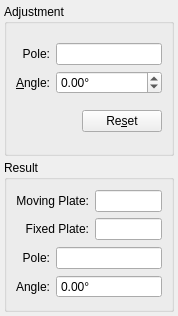
Above: src/qt-widgets/ReconstructionPoleWidgetUi.ui from GPlates/GPlates before the change. Below: the same form after it.
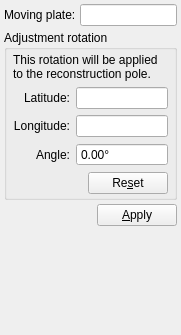
That is the form after the change.

What changed in the file:
```diff
--- a/src/qt-widgets/ReconstructionPoleWidgetUi.ui
+++ b/src/qt-widgets/ReconstructionPoleWidgetUi.ui
@@ -5,8 +5,8 @@
    <rect>
     <x>0</x>
     <y>0</y>
-    <width>178</width>
-    <height>316</height>
+    <width>181</width>
+    <height>335</height>
    </rect>
   </property>
   <property name="windowTitle" >
@@ -28,18 +28,58 @@
    <property name="bottomMargin" >
     <number>4</number>
    </property>
+   <item>
+    <layout class="QGridLayout" >
+     <item row="0" column="1" >
+      <widget class="QLineEdit" name="field_moving_plate" >
+       <property name="readOnly" >
+        <bool>true</bool>
+       </property>
+      </widget>
+     </item>
+     <item row="0" column="0" >
+      <widget class="QLabel" name="label_moving_plate" >
+       <property name="text" >
+        <string>Moving plate:</string>
+       </property>
+      </widget>
+     </item>
+    </layout>
+   </item>
    <item>
     <widget class="QGroupBox" name="groupbox_adjustment" >
      <property name="title" >
-      <string>Adjustment</string>
+      <string>Adjustment rotation</string>
      </property>
      <layout class="QVBoxLayout" >
+      <property name="leftMargin" >
+       <number>6</number>
+      </property>
+      <property name="topMargin" >
+       <number>3</number>
+      </property>
+      <property name="rightMargin" >
+       <number>6</number>
+      </property>
+      <property name="bottomMargin" >
+       <number>3</number>
+      </property>
+      <item>
+       <widget class="QLabel" name="label_adjustment_descr" >
+        <property name="text" >
+         <string>This rotation will be applied to the reconstruction pole.</string>
+        </property>
+        <property name="wordWrap" >
+         <bool>true</bool>
+        </property>
+       </widget>
+      </item>
       <item>
        <layout class="QGridLayout" >
         <item row="0" column="0" >
-         <widget class="QLabel" name="label_adjustment_pole" >
+         <widget class="QLabel" name="label_adjustment_lat" >
           <property name="text" >
-           <string>Pole:</string>
+           <string>Latitude:</string>
           </property>
           <property name="alignment" >
            <set>Qt::AlignRight|Qt::AlignTrailing|Qt::AlignVCenter</set>
@@ -49,17 +89,10 @@
           </property>
          </widget>
         </item>
-        <item row="0" column="1" >
-         <widget class="QLineEdit" name="lineedit_adjustment_pole" >
-          <property name="readOnly" >
-           <bool>true</bool>
-          </property>
-         </widget>
-        </item>
-        <item row="1" column="0" >
+        <item row="2" column="0" >
          <widget class="QLabel" name="label_adjustment_angle" >
           <property name="text" >
-           <string>&amp;Angle:</string>
+           <string>Angle:</string>
           </property>
           <property name="alignment" >
            <set>Qt::AlignRight|Qt::AlignTrailing|Qt::AlignVCenter</set>
@@ -69,8 +102,14 @@
           </property>
          </widget>
         </item>
-        <item row="1" column="1" >
+        <item row="2" column="1" >
          <widget class="QDoubleSpinBox" name="spinbox_adjustment_angle" >
+          <property name="readOnly" >
+           <bool>true</bool>
+          </property>
+          <property name="buttonSymbols" >
+           <enum>QAbstractSpinBox::NoButtons</enum>
+          </property>
           <property name="suffix" >
            <string>°</string>
           </property>
@@ -82,10 +121,40 @@
           </property>
          </widget>
         </item>
+        <item row="1" column="0" >
+         <widget class="QLabel" name="label_adjustment_lon" >
+          <property name="text" >
+           <string>Longitude:</string>
+          </property>
+          <property name="alignment" >
+           <set>Qt::AlignRight|Qt::AlignTrailing|Qt::AlignVCenter</set>
+          </property>
+         </widget>
+        </item>
+        <item row="1" column="1" >
+         <widget class="QLineEdit" name="field_adjustment_lon" >
+          <property name="readOnly" >
+           <bool>true</bool>
+          </property>
+         </widget>
+        </item>
+        <item row="0" column="1" >
+         <widget class="QLineEdit" name="field_adjustment_lat" >
+          <property name="readOnly" >
+           <bool>true</bool>
+          </property>
+         </widget>
+        </item>
        </layout>
       </item>
       <item>
        <layout class="QHBoxLayout" >
+        <property name="topMargin" >
+         <number>0</number>
+        </property>
+        <property name="bottomMargin" >
+         <number>0</number>
+        </property>
         <item>
          <spacer>
           <property name="orientation" >
@@ -100,7 +169,7 @@
          </spacer>
         </item>
         <item>
-         <widget class="QPushButton" name="button_adjustment_reset" >
+         <widget class="QPushButton" name="button_reset_adjustment" >
           <property name="text" >
            <string>Re&amp;set</string>
           </property>
@@ -112,107 +181,47 @@
     </widget>
    </item>
    <item>
-    <widget class="QGroupBox" name="groupbox_result" >
-     <property name="title" >
-      <string>Result</string>
+    <layout class="QHBoxLayout" >
+     <property name="topMargin" >
+      <number>0</number>
      </property>
-     <layout class="QVBoxLayout" >
-      <item>
-       <layout class="QGridLayout" >
-        <item row="0" column="0" >
-         <widget class="QLabel" name="label_moving_plate" >
-          <property name="text" >
-           <string>Moving Plate:</string>
-          </property>
-          <property name="alignment" >
-           <set>Qt::AlignRight|Qt::AlignTrailing|Qt::AlignVCenter</set>
-          </property>
-         </widget>
-        </item>
-        <item row="0" column="1" >
-         <widget class="QLineEdit" name="lineedit_moving_plate" >
-          <property name="readOnly" >
-           <bool>true</bool>
-          </property>
-         </widget>
-        </item>
-        <item row="1" column="0" >
-         <widget class="QLabel" name="label_fixed_plate" >
-          <property name="text" >
-           <string>Fixed Plate:</string>
-          </property>
-          <property name="alignment" >
-           <set>Qt::AlignRight|Qt::AlignTrailing|Qt::AlignVCenter</set>
-          </property>
-         </widget>
-        </item>
-        <item row="1" column="1" >
-         <widget class="QLineEdit" name="lineedit_fixed_plate" >
-          <property name="readOnly" >
-           <bool>true</bool>
-          </property>
-         </widget>
-        </item>
-       </layout>
-      </item>
-      <item>
-       <layout class="QGridLayout" >
-        <item row="0" column="0" >
-         <widget class="QLabel" name="label_result_pole" >
-          <property name="text" >
-           <string>Pole:</string>
-          </property>
-          <property name="alignment" >
-           <set>Qt::AlignRight|Qt::AlignTrailing|Qt::AlignVCenter</set>
-          </property>
-          <property name="buddy" >
-           <cstring>lineedit_adjustment_pole</cstring>
-          </property>
-         </widget>
-        </item>
-        <item row="0" column="1" >
-         <widget class="QLineEdit" name="lineedit_result_pole" >
-          <property name="readOnly" >
-           <bool>true</bool>
-          </property>
-         </widget>
-        </item>
-        <item row="1" column="0" >
-         <widget class="QLabel" name="label_result_angle" >
-          <property name="text" >
-           <string>Angle:</string>
-          </property>
-          <property name="alignment" >
-           <set>Qt::AlignRight|Qt::AlignTrailing|Qt::AlignVCenter</set>
-          </property>
-          <property name="buddy" >
-           <cstring>spinbox_adjustment_angle</cstring>
-          </property>
-         </widget>
-        </item>
-        <item row="1" column="1" >
-         <widget class="QDoubleSpinBox" name="spinbox_result_angle" >
-          <property name="readOnly" >
-           <bool>true</bool>
-          </property>
-          <property name="buttonSymbols" >
-           <enum>QAbstractSpinBox::NoButtons</enum>
-          </property>
-          <property name="suffix" >
-           <string>°</string>
-          </property>
-          <property name="minimum" >
-           <double>-360.000000000000000</double>
-          </property>
-          <property name="maximum" >
-           <double>360.000000000000000</double>
-          </property>
-         </widget>
-        </item>
-       </layout>
-      </item>
-     </layout>
-    </widget>
+     <property name="bottomMargin" >
+      <number>0</number>
+     </property>
+     <item>
+      <spacer>
+       <property name="orientation" >
+        <enum>Qt::Horizontal</enum>
+       </property>
+       <property name="sizeHint" >
+        <size>
+         <width>40</width>
+         <height>20</height>
+        </size>
+       </property>
+      </spacer>
+     </item>
+     <item>
+      <widget class="QPushButton" name="button_apply" >
+       <property name="text" >
+        <string>&amp;Apply</string>
+       </property>
+      </widget>
+     </item>
+    </layout>
+   </item>
+   <item>
+    <spacer>
+     <property name="orientation" >
+      <enum>Qt::Vertical</enum>
+     </property>
+     <property name="sizeHint" >
+      <size>
+       <width>20</width>
+       <height>40</height>
+      </size>
+     </property>
+    </spacer>
    </item>
   </layout>
  </widget>
```
Left out of the diff: 3 changed lines with no effect on the pictures.
